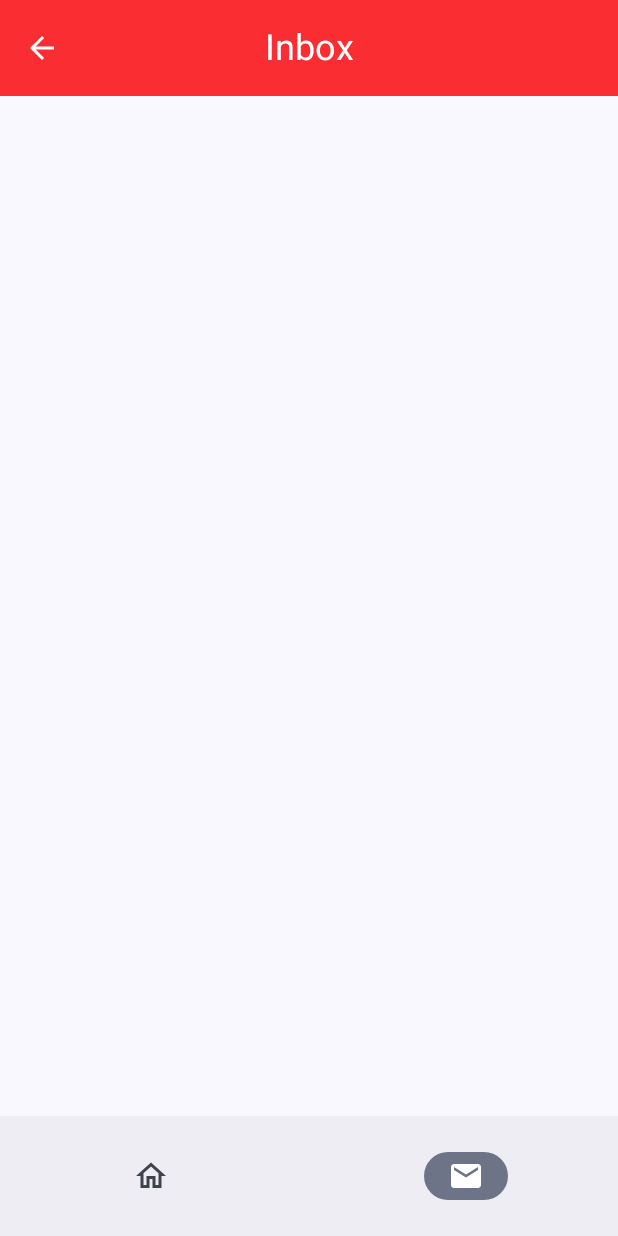
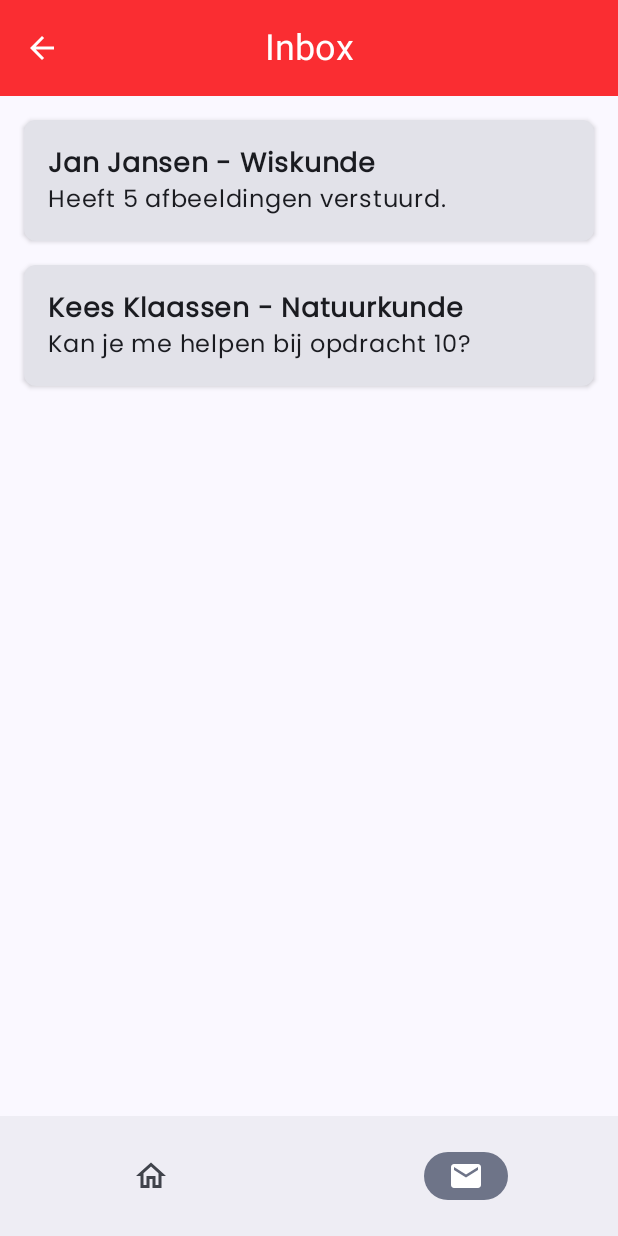
Before and after one commit to ThijsGeeraert2/studdybuddy, an Android app built with Jetpack Compose: the InboxScreen screen opened through its navigation route, on a phone screen of 412 x 824 dp. Run offline under Robolectric (Android 15) with nearby library versions, the phone set to English and light mode, and no system bars.

Commit message:
Inbox content toegevoegd.

```diff
--- a/app/src/main/java/be/thijsgeeraert/studdybuddy/StuddyBuddyApp.kt
+++ b/app/src/main/java/be/thijsgeeraert/studdybuddy/StuddyBuddyApp.kt
@@ -28,6 +28,7 @@ import androidx.navigation.compose.NavHost
 import androidx.navigation.compose.composable
 import androidx.navigation.compose.currentBackStackEntryAsState
 import androidx.navigation.compose.rememberNavController
+import be.thijsgeeraert.studdybuddy.data.MockUp
 import be.thijsgeeraert.studdybuddy.data.MockUp.getUsers
 import be.thijsgeeraert.studdybuddy.ui.screens.BuddyDetailScreen
 import be.thijsgeeraert.studdybuddy.ui.screens.BuddyScreen
@@ -108,7 +109,7 @@ fun StuddyBuddyNavigation() {
                 MentorScreen(getUsers(), onclickDetail = { navController.navigate(StuddyBuddyScreen.BuddyDetailScreen.name)})
             }
             composable(StuddyBuddyScreen.InboxScreen.name) {
-                InboxScreen(messages = emptyList())
+                InboxScreen(messages = MockUp.getInbox())
             }
         }
     }
--- a/app/src/main/java/be/thijsgeeraert/studdybuddy/data/MockUp.kt
+++ b/app/src/main/java/be/thijsgeeraert/studdybuddy/data/MockUp.kt
@@ -73,6 +73,12 @@ object MockUp {
             Vak("Engels", 1)
         )
     }
+    fun getInbox(): List<Message> {
+        return listOf(
+            Message(getUsers()[0].voornaam + " " + getUsers()[0].achternaam, getVakken()[0].naam, "Heeft 5 afbeeldingen verstuurd."),
+            Message(getUsers()[1].voornaam + " " + getUsers()[1].achternaam, getVakken()[1].naam, "Kan je me helpen bij opdracht 10?")
+        )
+    }
 }
 
 data class User(
@@ -88,3 +94,9 @@ data class Vak (
     val naam: String,
     val jaar: Int
 )
+
+data class Message(
+    val sender: String,
+    val subject: String,
+    val content: String
+)
--- a/app/src/main/java/be/thijsgeeraert/studdybuddy/ui/screens/inboxScreen.kt
+++ b/app/src/main/java/be/thijsgeeraert/studdybuddy/ui/screens/inboxScreen.kt
@@ -14,12 +14,7 @@ import androidx.compose.ui.tooling.preview.Preview
 import androidx.compose.ui.unit.dp
 import androidx.compose.ui.unit.sp
 import be.thijsgeeraert.studdybuddy.R
-
-data class Message(
-    val sender: String,
-    val subject: String,
-    val content: String
-)
+import be.thijsgeeraert.studdybuddy.data.Message
 
 @OptIn(ExperimentalMaterial3Api::class)
 @Composable
@@ -31,7 +26,7 @@ fun InboxScreen(messages: List<Message>) {
         verticalArrangement = Arrangement.Top,
         horizontalAlignment = Alignment.CenterHorizontally
     ) {
-        Spacer(modifier = Modifier.height(16.dp))
+        Spacer(modifier = Modifier.height(60.dp))
 
         // List of messages
         messages.forEach { message ->
```
